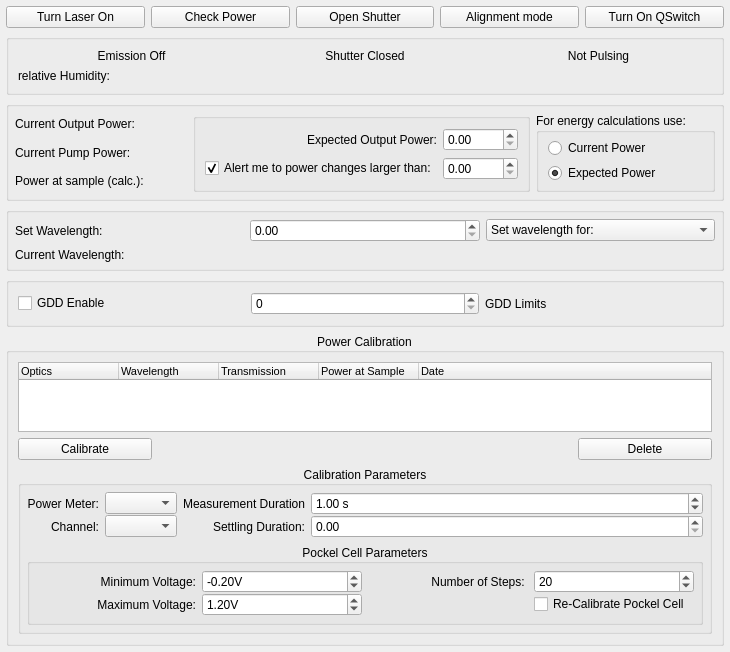
This is acq4/devices/Laser/devTemplate.ui in acq4/acq4 as Qt 5 draws it before an edit. The edited form follows.
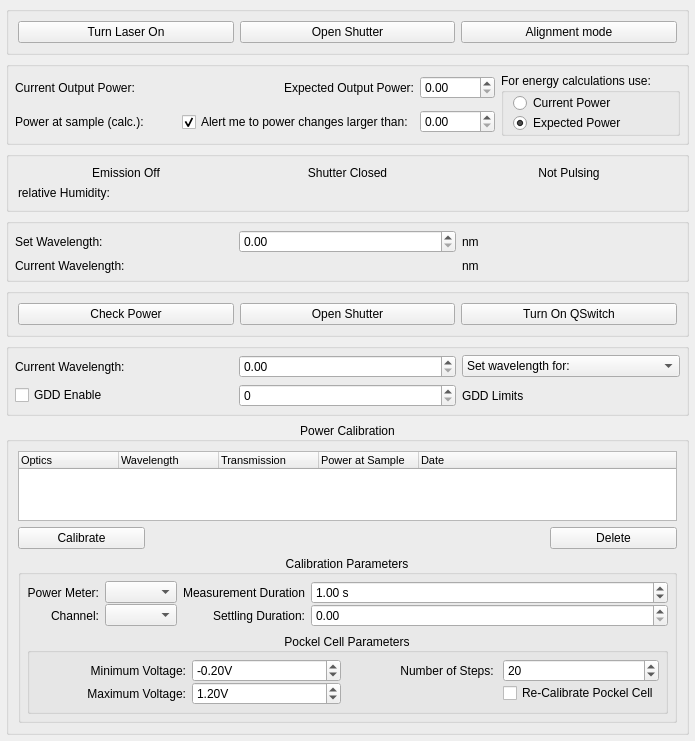
This is the edited form. Custom widgets are drawn as their Qt base class.

Commit message: implemented mai tai widgets into acq4\devices\Laser\devTemplate.ui

The edit to the form file:
```diff
--- a/acq4/devices/Laser/devTemplate.ui
+++ b/acq4/devices/Laser/devTemplate.ui
@@ -6,8 +6,8 @@
    <rect>
     <x>0</x>
     <y>0</y>
-    <width>730</width>
-    <height>563</height>
+    <width>695</width>
+    <height>698</height>
    </rect>
   </property>
   <property name="windowTitle">
@@ -26,27 +26,72 @@
    <property name="bottomMargin">
     <number>6</number>
    </property>
-   <item row="2" column="2">
-    <widget class="QPushButton" name="shutterBtn">
-     <property name="text">
-      <string>Open Shutter</string>
+   <item row="6" column="0" colspan="3">
+    <widget class="QGroupBox" name="wavelengthGroup">
+     <property name="title">
+      <string/>
      </property>
-     <property name="checkable">
-      <bool>true</bool>
-     </property>
+     <layout class="QGridLayout" name="gridLayout_5" columnstretch="0,0,0">
+      <property name="leftMargin">
+       <number>6</number>
+      </property>
+      <property name="topMargin">
+       <number>6</number>
+      </property>
+      <property name="rightMargin">
+       <number>6</number>
+      </property>
+      <property name="bottomMargin">
+       <number>6</number>
+      </property>
+      <item row="0" column="0">
+       <widget class="QLabel" name="label_7">
+        <property name="text">
+         <string>Current Wavelength: </string>
+        </property>
+       </widget>
+      </item>
+      <item row="0" column="1">
+       <widget class="SpinBox" name="wavelengthSpin">
+        <property name="suffix">
+         <string/>
+        </property>
+       </widget>
+      </item>
+      <item row="0" column="2">
+       <widget class="QComboBox" name="wavelengthCombo">
+        <item>
+         <property name="text">
+          <string>Set wavelength for:</string>
+         </property>
+        </item>
+       </widget>
+      </item>
+      <item row="1" column="0">
+       <widget class="QCheckBox" name="GDDEnableCheck">
+        <property name="text">
+         <string>GDD Enable</string>
+        </property>
+       </widget>
+      </item>
+      <item row="1" column="1">
+       <widget class="QSpinBox" name="GDDSpin">
+        <property name="maximum">
+         <number>32000</number>
+        </property>
+       </widget>
+      </item>
+      <item row="1" column="2">
+       <widget class="QLabel" name="GDDLimits">
+        <property name="text">
+         <string>GDD Limits</string>
+        </property>
+       </widget>
+      </item>
+     </layout>
     </widget>
    </item>
-   <item row="2" column="4">
-    <widget class="QPushButton" name="qSwitchBtn">
-     <property name="text">
-      <string>Turn On QSwitch</string>
-     </property>
-     <property name="checkable">
-      <bool>true</bool>
-     </property>
-    </widget>
-   </item>
-   <item row="4" column="0" colspan="5">
+   <item row="1" column="0" colspan="3">
     <widget class="QGroupBox" name="powerGroup">
      <property name="title">
       <string/>
@@ -64,6 +109,54 @@
       <property name="bottomMargin">
        <number>6</number>
       </property>
+      <item row="0" column="4" rowspan="2">
+       <widget class="QGroupBox" name="energyCalcGroup">
+        <property name="title">
+         <string>For energy calculations use:</string>
+        </property>
+        <layout class="QVBoxLayout" name="verticalLayout">
+         <property name="spacing">
+          <number>0</number>
+         </property>
+         <property name="topMargin">
+          <number>0</number>
+         </property>
+         <property name="rightMargin">
+          <number>0</number>
+         </property>
+         <property name="bottomMargin">
+          <number>0</number>
+         </property>
+         <item>
+          <widget class="QRadioButton" name="currentPowerRadio">
+           <property name="text">
+            <string>Current Power</string>
+           </property>
+          </widget>
+         </item>
+         <item>
+          <widget class="QRadioButton" name="expectedPowerRadio">
+           <property name="text">
+            <string>Expected Power</string>
+           </property>
+           <property name="checked">
+            <bool>true</bool>
+           </property>
+          </widget>
+         </item>
+        </layout>
+       </widget>
+      </item>
+      <item row="0" column="2">
+       <widget class="QLabel" name="label_5">
+        <property name="text">
+         <string>Expected Output Power:</string>
+        </property>
+        <property name="alignment">
+         <set>Qt::AlignRight|Qt::AlignTrailing|Qt::AlignVCenter</set>
+        </property>
+       </widget>
+      </item>
       <item row="0" column="0">
        <widget class="QLabel" name="label_4">
         <property name="sizePolicy">
@@ -77,6 +170,13 @@
         </property>
        </widget>
       </item>
+      <item row="1" column="0">
+       <widget class="QLabel" name="label_8">
+        <property name="text">
+         <string>Power at sample (calc.):</string>
+        </property>
+       </widget>
+      </item>
       <item row="0" column="1">
        <widget class="QLabel" name="outputPowerLabel">
         <property name="font">
@@ -91,45 +191,7 @@
         </property>
        </widget>
       </item>
-      <item row="0" column="6" rowspan="3">
-       <widget class="QGroupBox" name="energyCalcGroup">
-        <property name="title">
-         <string>For energy calculations use:</string>
-        </property>
-        <layout class="QVBoxLayout" name="verticalLayout">
-         <property name="spacing">
-          <number>0</number>
-         </property>
-         <property name="topMargin">
-          <number>0</number>
-         </property>
-         <property name="rightMargin">
-          <number>0</number>
-         </property>
-         <property name="bottomMargin">
-          <number>0</number>
-         </property>
-         <item>
-          <widget class="QRadioButton" name="currentPowerRadio">
-           <property name="text">
-            <string>Current Power</string>
-           </property>
-          </widget>
-         </item>
-         <item>
-          <widget class="QRadioButton" name="expectedPowerRadio">
-           <property name="text">
-            <string>Expected Power</string>
-           </property>
-           <property name="checked">
-            <bool>true</bool>
-           </property>
-          </widget>
-         </item>
-        </layout>
-       </widget>
-      </item>
-      <item row="2" column="1">
+      <item row="1" column="1">
        <widget class="QLabel" name="samplePowerLabel">
         <property name="font">
          <font>
@@ -143,148 +205,40 @@
         </property>
        </widget>
       </item>
-      <item row="2" column="0">
-       <widget class="QLabel" name="label_8">
-        <property name="text">
-         <string>Power at sample (calc.):</string>
-        </property>
-       </widget>
-      </item>
-      <item row="0" column="2" rowspan="3">
-       <widget class="QGroupBox" name="subPowerGroup">
-        <layout class="QGridLayout" name="gridLayout_9">
-         <item row="0" column="0">
-          <widget class="QLabel" name="label_5">
-           <property name="text">
-            <string>Expected Output Power:</string>
-           </property>
-           <property name="alignment">
-            <set>Qt::AlignRight|Qt::AlignTrailing|Qt::AlignVCenter</set>
-           </property>
-          </widget>
-         </item>
-         <item row="0" column="1">
-          <widget class="SpinBox" name="expectedPowerSpin">
-           <property name="minimumSize">
-            <size>
-             <width>75</width>
-             <height>0</height>
-            </size>
-           </property>
-          </widget>
-         </item>
-         <item row="1" column="0">
-          <widget class="QCheckBox" name="powerAlertCheck">
-           <property name="text">
-            <string>Alert me to power changes larger than:</string>
-           </property>
-           <property name="checked">
-            <bool>true</bool>
-           </property>
-          </widget>
-         </item>
-         <item row="1" column="1">
-          <widget class="SpinBox" name="toleranceSpin">
-           <property name="minimumSize">
-            <size>
-             <width>75</width>
-             <height>0</height>
-            </size>
-           </property>
-          </widget>
-         </item>
-        </layout>
-       </widget>
-      </item>
-      <item row="1" column="0">
-       <widget class="QLabel" name="label_15">
-        <property name="text">
-         <string>Current Pump Power:</string>
-        </property>
-       </widget>
-      </item>
-      <item row="1" column="1">
-       <widget class="QLabel" name="pumpPowerLabel">
-        <property name="text">
-         <string/>
-        </property>
-       </widget>
-      </item>
-     </layout>
-    </widget>
-   </item>
-   <item row="2" column="0">
-    <widget class="QPushButton" name="turnOnOffBtn">
-     <property name="styleSheet">
-      <string notr="true"/>
-     </property>
-     <property name="text">
-      <string>Turn Laser On</string>
-     </property>
-     <property name="checkable">
-      <bool>true</bool>
-     </property>
-    </widget>
-   </item>
-   <item row="5" column="0" colspan="5">
-    <widget class="QGroupBox" name="wavelengthGroup">
-     <property name="title">
-      <string/>
-     </property>
-     <layout class="QGridLayout" name="gridLayout_5" columnstretch="0,0,0,0">
-      <property name="leftMargin">
-       <number>6</number>
-      </property>
-      <property name="topMargin">
-       <number>6</number>
-      </property>
-      <property name="rightMargin">
-       <number>6</number>
-      </property>
-      <property name="bottomMargin">
-       <number>6</number>
-      </property>
-      <item row="0" column="0">
-       <widget class="QLabel" name="label_7">
-        <property name="text">
-         <string>Set Wavelength: </string>
-        </property>
-       </widget>
-      </item>
-      <item row="0" column="2">
-       <widget class="SpinBox" name="wavelengthSpin">
-        <property name="suffix">
-         <string/>
-        </property>
-       </widget>
-      </item>
-      <item row="0" column="3">
-       <widget class="QComboBox" name="wavelengthCombo">
-        <item>
-         <property name="text">
-          <string>Set wavelength for:</string>
-         </property>
-        </item>
-       </widget>
-      </item>
       <item row="1" column="2">
-       <widget class="QLabel" name="currentWaveLengthLabel">
+       <widget class="QCheckBox" name="powerAlertCheck">
         <property name="text">
-         <string/>
+         <string>Alert me to power changes larger than:</string>
         </property>
+        <property name="checked">
+         <bool>true</bool>
+        </property>
        </widget>
       </item>
-      <item row="1" column="0">
-       <widget class="QLabel" name="label_2">
-        <property name="text">
-         <string>Current Wavelength:</string>
+      <item row="0" column="3">
+       <widget class="SpinBox" name="expectedPowerSpin">
+        <property name="minimumSize">
+         <size>
+          <width>75</width>
+          <height>0</height>
+         </size>
+        </property>
+       </widget>
+      </item>
+      <item row="1" column="3">
+       <widget class="SpinBox" name="toleranceSpin">
+        <property name="minimumSize">
+         <size>
+          <width>75</width>
+          <height>0</height>
+         </size>
         </property>
        </widget>
       </item>
      </layout>
     </widget>
    </item>
-   <item row="7" column="0" colspan="5">
+   <item row="7" column="0" colspan="3">
     <widget class="QGroupBox" name="groupBox_2">
      <property name="title">
       <string>Power Calibration</string>
@@ -583,51 +537,79 @@
      </layout>
     </widget>
    </item>
-   <item row="2" column="1">
-    <widget class="QPushButton" name="checkPowerBtn">
-     <property name="text">
-      <string>Check Power</string>
-     </property>
+   <item row="4" column="0" colspan="3">
+    <widget class="QGroupBox" name="controlButtonGroup">
+     <layout class="QHBoxLayout" name="horizontalLayout">
+      <item>
+       <widget class="QPushButton" name="checkPowerBtn">
+        <property name="text">
+         <string>Check Power</string>
+        </property>
+       </widget>
+      </item>
+      <item>
+       <widget class="QPushButton" name="shutterBtn">
+        <property name="text">
+         <string>Open Shutter</string>
+        </property>
+        <property name="checkable">
+         <bool>true</bool>
+        </property>
+       </widget>
+      </item>
+      <item>
+       <widget class="QPushButton" name="qSwitchBtn">
+        <property name="text">
+         <string>Turn On QSwitch</string>
+        </property>
+        <property name="checkable">
+         <bool>true</bool>
+        </property>
+       </widget>
+      </item>
+     </layout>
     </widget>
    </item>
-   <item row="2" column="3">
-    <widget class="QPushButton" name="pushButton_2">
-     <property name="text">
-      <string>Alignment mode</string>
-     </property>
-     <property name="checkable">
-      <bool>true</bool>
-     </property>
-    </widget>
-   </item>
-   <item row="6" column="0" colspan="5">
-    <widget class="QGroupBox" name="GDDGroup">
-     <layout class="QGridLayout" name="gridLayout_10">
-      <item row="0" column="1">
-       <widget class="QSpinBox" name="GDDSpin">
-        <property name="maximum">
-         <number>32000</number>
+   <item row="0" column="0" colspan="3">
+    <widget class="QGroupBox" name="maitaiControlGroup">
+     <layout class="QHBoxLayout" name="horizontalLayout_2">
+      <item>
+       <widget class="QPushButton" name="turnOnOffBtn">
+        <property name="styleSheet">
+         <string notr="true"/>
         </property>
+        <property name="text">
+         <string>Turn Laser On</string>
+        </property>
+        <property name="checkable">
+         <bool>true</bool>
+        </property>
        </widget>
       </item>
-      <item row="0" column="0">
-       <widget class="QCheckBox" name="GDDEnableCheck">
+      <item>
+       <widget class="QPushButton" name="shutterBtn_2">
         <property name="text">
-         <string>GDD Enable</string>
+         <string>Open Shutter</string>
         </property>
+        <property name="checkable">
+         <bool>true</bool>
+        </property>
        </widget>
       </item>
-      <item row="0" column="2">
-       <widget class="QLabel" name="GDDLimits">
+      <item>
+       <widget class="QPushButton" name="pushButton_2">
         <property name="text">
-         <string>GDD Limits</string>
+         <string>Alignment mode</string>
         </property>
+        <property name="checkable">
+         <bool>true</bool>
+        </property>
        </widget>
       </item>
      </layout>
     </widget>
    </item>
-   <item row="3" column="0" colspan="5">
+   <item row="2" column="0" colspan="3">
     <widget class="QGroupBox" name="MaiTaiGroup">
      <layout class="QGridLayout" name="gridLayout_11">
       <item row="1" column="2">
@@ -677,6 +659,69 @@
      </layout>
     </widget>
    </item>
+   <item row="3" column="0" colspan="3">
+    <widget class="QGroupBox" name="maitaiWavelengthGroup">
+     <property name="title">
+      <string/>
+     </property>
+     <layout class="QGridLayout" name="gridLayout_9" columnstretch="0,0,0,0">
+      <property name="leftMargin">
+       <number>6</number>
+      </property>
+      <property name="topMargin">
+       <number>6</number>
+      </property>
+      <property name="rightMargin">
+       <number>6</number>
+      </property>
+      <property name="bottomMargin">
+       <number>6</number>
+      </property>
+      <item row="0" column="0">
+       <widget class="QLabel" name="label_13">
+        <property name="text">
+         <string>Set Wavelength: </string>
+        </property>
+       </widget>
+      </item>
+      <item row="0" column="2">
+       <widget class="SpinBox" name="wavelengthSpin_2">
+        <property name="suffix">
+         <string/>
+        </property>
+       </widget>
+      </item>
+      <item row="1" column="2">
+       <widget class="QLabel" name="currentWaveLengthLabel">
+        <property name="text">
+         <string/>
+        </property>
+       </widget>
+      </item>
+      <item row="1" column="0">
+       <widget class="QLabel" name="label_2">
+        <property name="text">
+         <string>Current Wavelength:</string>
+        </property>
+       </widget>
+      </item>
+      <item row="0" column="3">
+       <widget class="QLabel" name="label_6">
+        <property name="text">
+         <string>nm</string>
+        </property>
+       </widget>
+      </item>
+      <item row="1" column="3">
+       <widget class="QLabel" name="label_15">
+        <property name="text">
+         <string>nm</string>
+        </property>
+       </widget>
+      </item>
+     </layout>
+    </widget>
+   </item>
   </layout>
  </widget>
  <customwidgets>
```
The commit also changes 2 other files.
